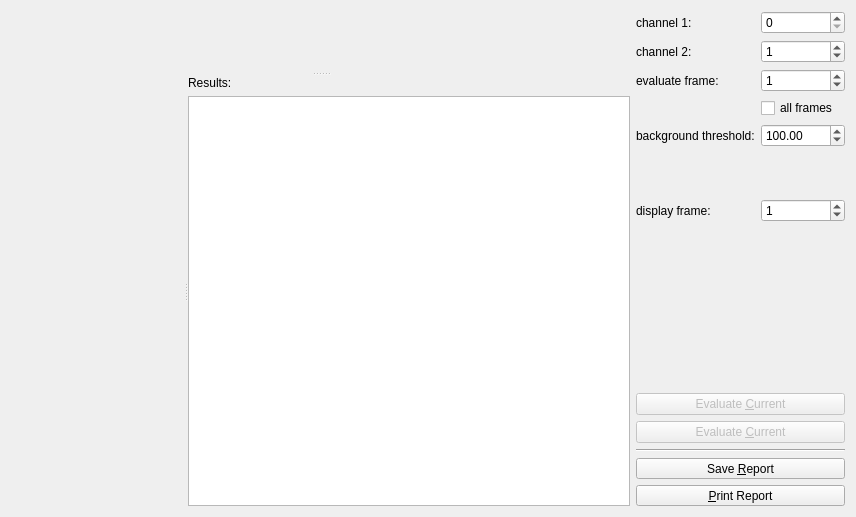
Qt form plugins/qfevalcolocalization/qfevalcolocalization_editor.ui (jkriege2/QuickFit3) before a commit.
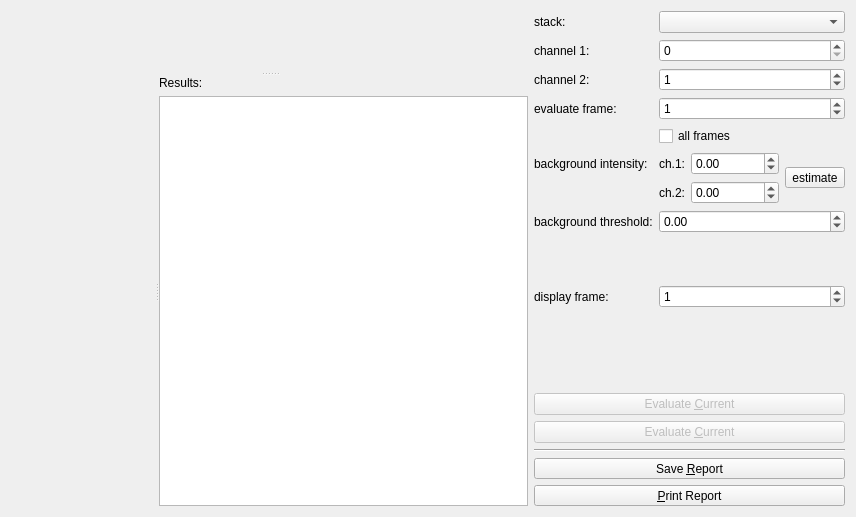
The same form after that commit. Icons and pictures are not drawn. Custom widgets are drawn as their Qt base class.

What changed in the file:
```diff
--- a/plugins/qfevalcolocalization/qfevalcolocalization_editor.ui
+++ b/plugins/qfevalcolocalization/qfevalcolocalization_editor.ui
@@ -46,66 +46,137 @@
     <layout class="QVBoxLayout" name="verticalLayout" stretch="1,0,0,0,0,0,0">
      <item>
       <layout class="QFormLayout" name="formLayout">
-       <item row="0" column="0">
+       <property name="fieldGrowthPolicy">
+        <enum>QFormLayout::AllNonFixedFieldsGrow</enum>
+       </property>
+       <item row="1" column="0">
         <widget class="QLabel" name="label">
          <property name="text">
           <string>channel 1:</string>
          </property>
         </widget>
        </item>
-       <item row="1" column="0">
+       <item row="1" column="1">
+        <widget class="QSpinBox" name="spinChannel1"/>
+       </item>
+       <item row="2" column="0">
         <widget class="QLabel" name="label_2">
          <property name="text">
           <string>channel 2:</string>
          </property>
         </widget>
        </item>
-       <item row="0" column="1">
-        <widget class="QSpinBox" name="spinChannel1"/>
-       </item>
-       <item row="1" column="1">
+       <item row="2" column="1">
         <widget class="QSpinBox" name="spinChannel2">
          <property name="value">
           <number>1</number>
          </property>
         </widget>
        </item>
+       <item row="3" column="0">
+        <widget class="QLabel" name="label_3">
+         <property name="text">
+          <string>evaluate frame:</string>
+         </property>
+        </widget>
+       </item>
        <item row="3" column="1">
+        <widget class="QSpinBox" name="spinFrame">
+         <property name="value">
+          <number>1</number>
+         </property>
+        </widget>
+       </item>
+       <item row="4" column="1">
         <widget class="QCheckBox" name="chkAllFrames">
          <property name="text">
           <string>all frames</string>
          </property>
         </widget>
        </item>
+       <item row="5" column="0">
+        <widget class="QLabel" name="label_7">
+         <property name="text">
+          <string>background intensity:</string>
+         </property>
+        </widget>
+       </item>
+       <item row="5" column="1">
+        <layout class="QGridLayout" name="gridLayout">
+         <item row="0" column="1">
+          <widget class="QDoubleSpinBox" name="spinBackground">
+           <property name="minimum">
+            <double>-1000000.000000000000000</double>
+           </property>
+           <property name="maximum">
+            <double>1000000000.000000000000000</double>
+           </property>
+           <property name="value">
+            <double>0.000000000000000</double>
+           </property>
+          </widget>
+         </item>
+         <item row="0" column="0">
+          <widget class="QLabel" name="label_8">
+           <property name="text">
+            <string>ch.1:</string>
+           </property>
+          </widget>
+         </item>
+         <item row="1" column="0">
+          <widget class="QLabel" name="label_9">
+           <property name="text">
+            <string>ch.2:</string>
+           </property>
+          </widget>
+         </item>
+         <item row="1" column="1">
+          <widget class="QDoubleSpinBox" name="spinBackground2">
+           <property name="minimum">
+            <double>-1000000.000000000000000</double>
+           </property>
+           <property name="maximum">
+            <double>1000000000.000000000000000</double>
+           </property>
+           <property name="value">
+            <double>0.000000000000000</double>
+           </property>
+          </widget>
+         </item>
+         <item row="0" column="2" rowspan="2">
+          <widget class="QToolButton" name="btnEstimateBackground">
+           <property name="text">
+            <string>estimate</string>
+           </property>
+           <property name="icon">
+            <iconset resource="../../lib/lib.qrc">
+             <normaloff>:/lib/ruler.png</normaloff>:/lib/ruler.png</iconset>
+           </property>
+          </widget>
+         </item>
+        </layout>
+       </item>
        <item row="6" column="0">
-        <widget class="QLabel" name="label_4">
+        <widget class="QLabel" name="label_5">
          <property name="text">
-          <string>display frame:</string>
+          <string>background threshold:</string>
          </property>
         </widget>
        </item>
        <item row="6" column="1">
-        <widget class="QSpinBox" name="spinDisplayFrame">
-         <property name="value">
-          <number>1</number>
+        <widget class="QDoubleSpinBox" name="spinBackgroundThreshold">
+         <property name="minimum">
+          <double>-1000000.000000000000000</double>
          </property>
-        </widget>
-       </item>
-       <item row="2" column="1">
-        <widget class="QSpinBox" name="spinFrame">
+         <property name="maximum">
+          <double>1000000000.000000000000000</double>
+         </property>
          <property name="value">
-          <number>1</number>
+          <double>0.000000000000000</double>
          </property>
         </widget>
        </item>
-       <item row="2" column="0">
-        <widget class="QLabel" name="label_3">
-         <property name="text">
-          <string>evaluate frame:</string>
-         </property>
-        </widget>
-       </item>
-       <item row="5" column="1">
+       <item row="7" column="1">
         <spacer name="verticalSpacer_2">
          <property name="orientation">
           <enum>Qt::Vertical</enum>
@@ -121,23 +192,30 @@
          </property>
         </spacer>
        </item>
-       <item row="4" column="0">
-        <widget class="QLabel" name="label_5">
+       <item row="8" column="0">
+        <widget class="QLabel" name="label_4">
          <property name="text">
-          <string>background threshold:</string>
+          <string>display frame:</string>
          </property>
         </widget>
        </item>
-       <item row="4" column="1">
-        <widget class="QDoubleSpinBox" name="spinBackgroundThreshold">
-         <property name="maximum">
-          <double>9999999999999999635896294965248.000000000000000</double>
-         </property>
+       <item row="8" column="1">
+        <widget class="QSpinBox" name="spinDisplayFrame">
          <property name="value">
-          <double>100.000000000000000</double>
+          <number>1</number>
          </property>
         </widget>
        </item>
+       <item row="0" column="0">
+        <widget class="QLabel" name="label_10">
+         <property name="text">
+          <string>stack:</string>
+         </property>
+        </widget>
+       </item>
+       <item row="0" column="1">
+        <widget class="QComboBox" name="cmbStack"/>
+       </item>
       </layout>
      </item>
      <item>
```
